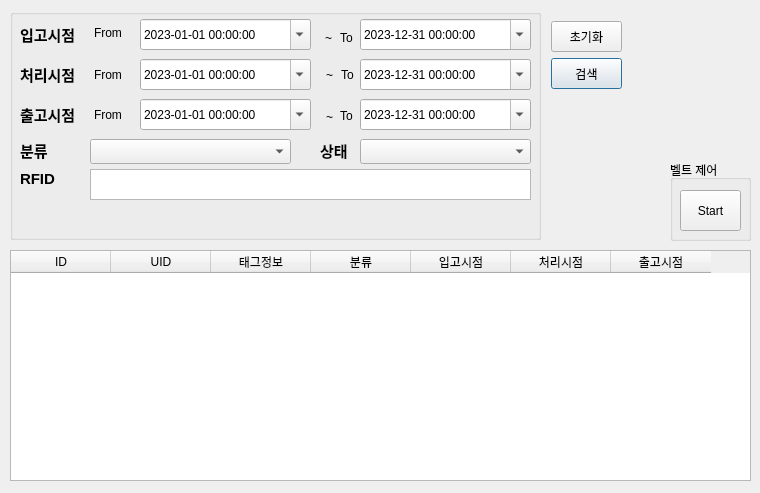
Qt form Conveyer_Belt/src/conveyer.ui (addinedu-ros-3rd/iot-repo-2) before a commit.
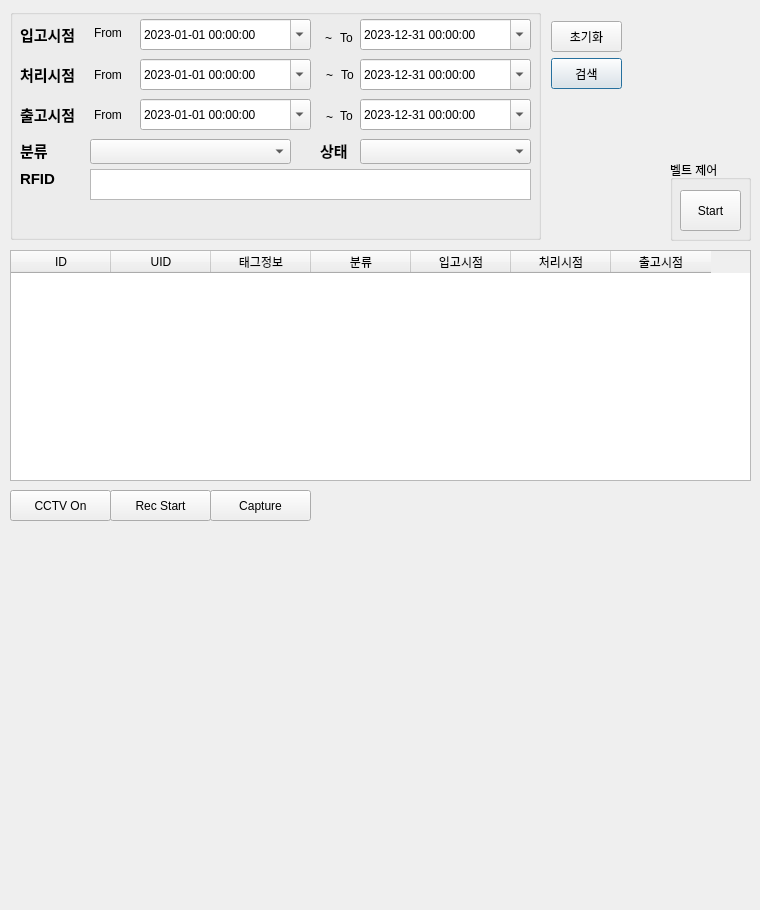
The same form after that commit.

Commit message: feat : merge conveyor belt ui

The edit to the form file:
```diff
--- a/Conveyer_Belt/src/conveyer.ui
+++ b/Conveyer_Belt/src/conveyer.ui
@@ -7,7 +7,7 @@
     <x>0</x>
     <y>0</y>
     <width>760</width>
-    <height>493</height>
+    <height>910</height>
    </rect>
   </property>
   <property name="cursor">
@@ -577,6 +577,85 @@
     <string>초기화</string>
    </property>
   </widget>
+  <widget class="QPushButton" name="btnRecord">
+   <property name="geometry">
+    <rect>
+     <x>110</x>
+     <y>490</y>
+     <width>101</width>
+     <height>31</height>
+    </rect>
+   </property>
+   <property name="font">
+    <font>
+     <weight>50</weight>
+     <bold>false</bold>
+    </font>
+   </property>
+   <property name="styleSheet">
+    <string notr="true"/>
+   </property>
+   <property name="text">
+    <string>Rec Start</string>
+   </property>
+  </widget>
+  <widget class="QPushButton" name="btnCapture">
+   <property name="geometry">
+    <rect>
+     <x>210</x>
+     <y>490</y>
+     <width>101</width>
+     <height>31</height>
+    </rect>
+   </property>
+   <property name="font">
+    <font>
+     <weight>50</weight>
+     <bold>false</bold>
+    </font>
+   </property>
+   <property name="styleSheet">
+    <string notr="true"/>
+   </property>
+   <property name="text">
+    <string>Capture</string>
+   </property>
+  </widget>
+  <widget class="QPushButton" name="btnCamera">
+   <property name="geometry">
+    <rect>
+     <x>10</x>
+     <y>490</y>
+     <width>101</width>
+     <height>31</height>
+    </rect>
+   </property>
+   <property name="font">
+    <font>
+     <weight>50</weight>
+     <bold>false</bold>
+    </font>
+   </property>
+   <property name="styleSheet">
+    <string notr="true"/>
+   </property>
+   <property name="text">
+    <string>CCTV On</string>
+   </property>
+  </widget>
+  <widget class="QLabel" name="label">
+   <property name="geometry">
+    <rect>
+     <x>20</x>
+     <y>530</y>
+     <width>711</width>
+     <height>351</height>
+    </rect>
+   </property>
+   <property name="text">
+    <string/>
+   </property>
+  </widget>
  </widget>
  <resources/>
  <connections/>
```
The commit also changes 4 other files.
